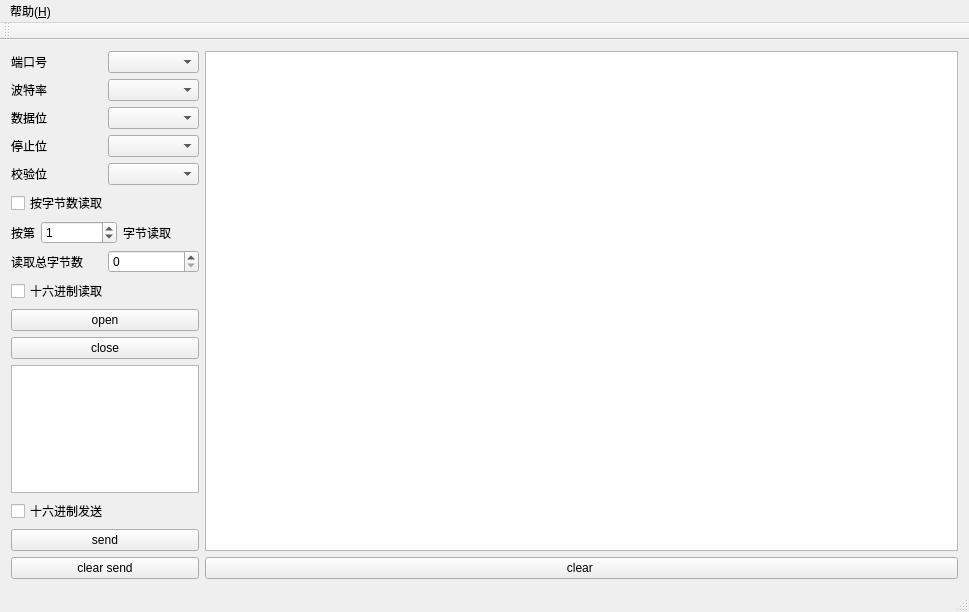
Old version of the form qtserialCom/qtserialCom.ui in the repository zym198098/qtserialCom0312.
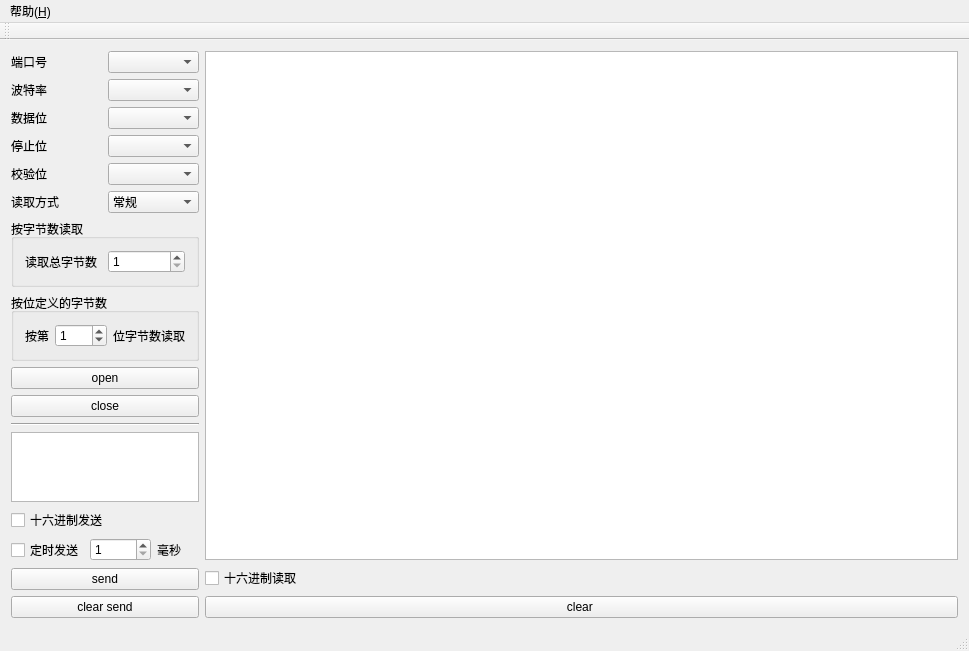
New version of the form.

Commit message: 常规读取；按字节数读取；按位数据值读取；定时发送数据

The edit to the form file:
```diff
--- a/qtserialCom/qtserialCom.ui
+++ b/qtserialCom/qtserialCom.ui
@@ -22,6 +22,13 @@
         <item>
          <widget class="QTextBrowser" name="textBrowser"/>
         </item>
+        <item>
+         <widget class="QCheckBox" name="cb_read_hex">
+          <property name="text">
+           <string>十六进制读取</string>
+          </property>
+         </widget>
+        </item>
         <item>
          <widget class="QPushButton" name="pushButton_3">
           <property name="text">
@@ -106,14 +113,66 @@
         <item>
          <layout class="QHBoxLayout" name="horizontalLayout_7">
           <item>
-           <widget class="QCheckBox" name="ck_fix_lenth">
+           <widget class="QLabel" name="label_9">
             <property name="text">
+             <string>读取方式</string>
+            </property>
+           </widget>
+          </item>
+          <item>
+           <widget class="QComboBox" name="comboBox">
+            <item>
+             <property name="text">
+              <string>常规</string>
+             </property>
+            </item>
+            <item>
+             <property name="text">
+              <string>总字节数</string>
+             </property>
+            </item>
+            <item>
+             <property name="text">
+              <string>数据位</string>
+             </property>
+            </item>
+           </widget>
+          </item>
+         </layout>
+        </item>
+        <item>
+         <widget class="QGroupBox" name="groupBox_2">
+          <property name="title">
              <string>按字节数读取</string>
             </property>
-           </widget>
-          </item>
-         </layout>
-        </item>
+          <layout class="QVBoxLayout" name="verticalLayout_4">
+           <item>
+            <layout class="QHBoxLayout" name="horizontalLayout_8">
+             <item>
+              <widget class="QLabel" name="label_6">
+               <property name="text">
+                <string>读取总字节数</string>
+               </property>
+              </widget>
+             </item>
+             <item>
+              <widget class="QSpinBox" name="read_bit">
+               <property name="minimum">
+                <number>1</number>
+               </property>
+              </widget>
+             </item>
+            </layout>
+           </item>
+          </layout>
+         </widget>
+        </item>
+        <item>
+         <widget class="QGroupBox" name="groupBox">
+          <property name="title">
+           <string>按位定义的字节数</string>
+          </property>
+          <layout class="QVBoxLayout" name="verticalLayout_3">
         <item>
          <layout class="QHBoxLayout" name="horizontalLayout_11">
           <item>
@@ -148,36 +207,14 @@
           <item>
            <widget class="QLabel" name="label_8">
             <property name="text">
-             <string>字节读取</string>
+                <string>位字节数读取</string>
             </property>
            </widget>
           </item>
          </layout>
         </item>
-        <item>
-         <layout class="QHBoxLayout" name="horizontalLayout_8">
-          <item>
-           <widget class="QLabel" name="label_6">
-            <property name="text">
-             <string>读取总字节数</string>
-            </property>
-           </widget>
-          </item>
-          <item>
-           <widget class="QSpinBox" name="read_bit"/>
-          </item>
-         </layout>
-        </item>
-        <item>
-         <layout class="QHBoxLayout" name="horizontalLayout_9">
-          <item>
-           <widget class="QCheckBox" name="cb_read_hex">
-            <property name="text">
-             <string>十六进制读取</string>
-            </property>
-           </widget>
-          </item>
-         </layout>
+          </layout>
+         </widget>
         </item>
         <item>
          <widget class="QPushButton" name="btn_open">
@@ -193,6 +230,13 @@
           </property>
          </widget>
         </item>
+        <item>
+         <widget class="Line" name="line">
+          <property name="orientation">
+           <enum>Qt::Horizontal</enum>
+          </property>
+         </widget>
+        </item>
         <item>
          <widget class="QTextEdit" name="textEdit_send"/>
         </item>
@@ -203,6 +247,41 @@
           </property>
          </widget>
         </item>
+        <item>
+         <layout class="QVBoxLayout" name="verticalLayout_5">
+          <item>
+           <layout class="QHBoxLayout" name="horizontalLayout_9"/>
+          </item>
+          <item>
+           <layout class="QHBoxLayout" name="horizontalLayout_10">
+            <item>
+             <widget class="QCheckBox" name="chbox_timer">
+              <property name="text">
+               <string>定时发送</string>
+              </property>
+             </widget>
+            </item>
+            <item>
+             <widget class="QSpinBox" name="spinBox_ms">
+              <property name="minimum">
+               <number>1</number>
+              </property>
+              <property name="maximum">
+               <number>99999</number>
+              </property>
+             </widget>
+            </item>
+            <item>
+             <widget class="QLabel" name="label_11">
+              <property name="text">
+               <string>毫秒</string>
+              </property>
+             </widget>
+            </item>
+           </layout>
+          </item>
+         </layout>
+        </item>
         <item>
          <widget class="QPushButton" name="btn_send">
           <property name="text">
```
Left out of the diff: 2 changed lines with no effect on the pictures. Lines whose indentation alone changed are shown as unchanged. The commit also changes 4 other files.
